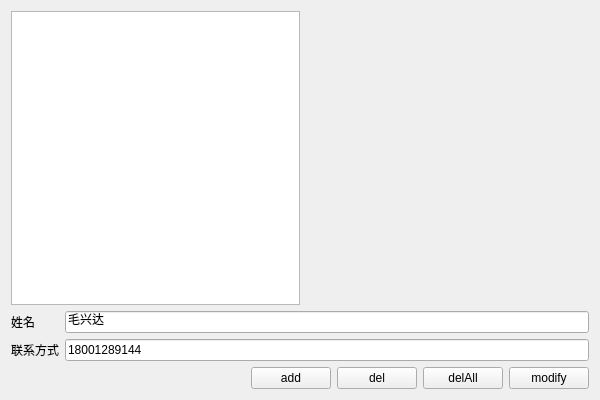
maoxingda/Qt, file mvp/mvp/mvp.ui: the form before one commit.
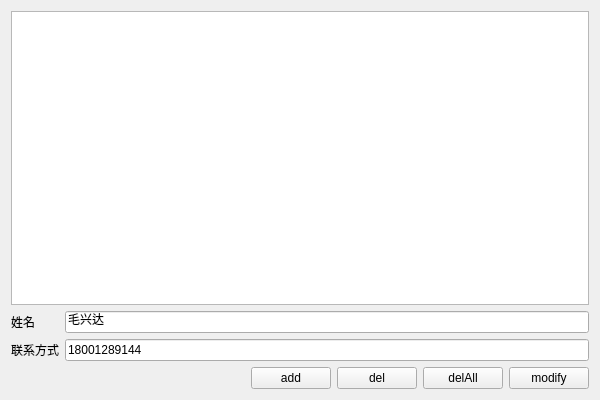
The form after the commit.

```diff
--- a/mvp/mvp/mvp.ui
+++ b/mvp/mvp/mvp.ui
@@ -17,27 +17,7 @@
    <item>
     <layout class="QVBoxLayout" name="verticalLayout">
      <item>
-      <layout class="QHBoxLayout" name="horizontalLayout_2">
-       <property name="topMargin">
-        <number>0</number>
-       </property>
-       <item>
-        <widget class="QTableView" name="tableView"/>
-       </item>
-       <item>
-        <spacer name="horizontalSpacer_2">
-         <property name="orientation">
-          <enum>Qt::Horizontal</enum>
-         </property>
-         <property name="sizeHint" stdset="0">
-          <size>
-           <width>40</width>
-           <height>20</height>
-          </size>
-         </property>
-        </spacer>
-       </item>
-      </layout>
+      <widget class="QTableView" name="tableView"/>
      </item>
      <item>
       <layout class="QFormLayout" name="formLayout">
```
Left out of the diff: 8 changed lines with no effect on the pictures.
